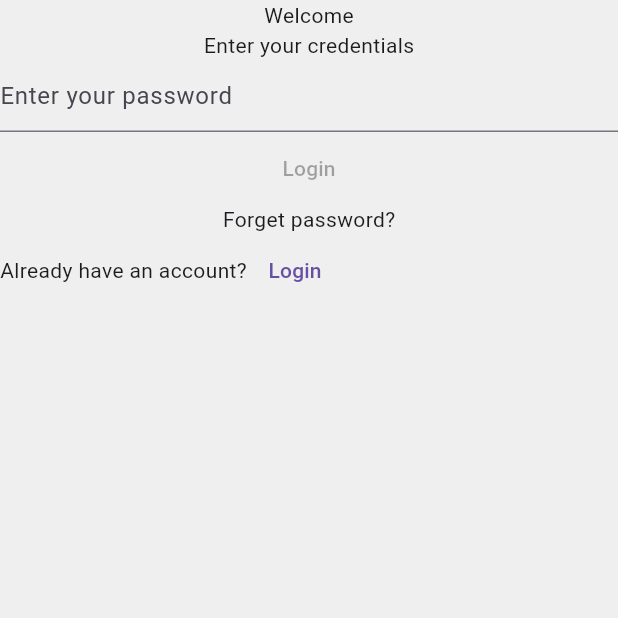
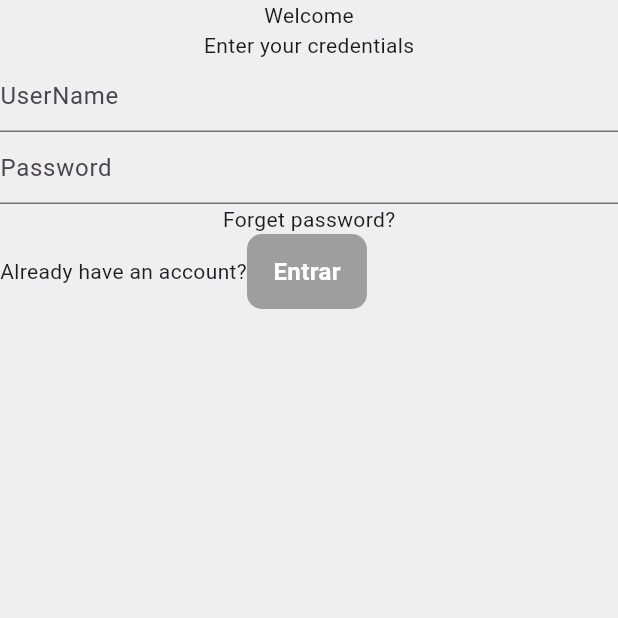
Before and after one commit to Limaivson/project_list_flutter, a Flutter app: the screen it shows after launch, on a phone screen of 412 x 824 dp, the top half of it. Run offline on Flutter 3.47's test engine with Material 3 defaults, Android fonts, the phone set to English and light mode, and no system bars; our stand-ins replace flutter_mobx, flutter_modular, mobx; missing offline and left inert: protobuf, window_manager; generated files the repository leaves out were written again.

Commit message:
FEAT; implements Observer in costumButton - signIn - module Auth

```diff
--- a/lib/src/modules/auth/presenter/pages/sign_in.dart
+++ b/lib/src/modules/auth/presenter/pages/sign_in.dart
@@ -1,7 +1,9 @@
 import 'package:flutter/material.dart';
 import 'package:flutter_modular/flutter_modular.dart';
+import 'package:flutter_mobx/flutter_mobx.dart';
 import 'package:mobx/mobx.dart';
 import 'package:project_list_fliutter/src/modules/auth/presenter/pages/sign_up.dart';
+import 'package:project_list_fliutter/src/modules/auth/presenter/stores/sign_in_store.dart';
 import 'package:window_manager/window_manager.dart';
 
 class SignInPage extends StatefulWidget {
@@ -12,6 +14,26 @@ class SignInPage extends StatefulWidget {
 }
 
 class _SignInPageState extends State<SignInPage> with WindowListener {
+  final formStore = FormStore();
+
+  @override
+  void initState(){
+    autorun((_) {
+
+    });
+
+    reaction((_) => formStore.isValid, (_) {
+
+    }
+    );
+
+    when((_) => formStore.isValid, (){
+
+    });
+
+    super.initState();
+  }
+
   @override
   Widget build(BuildContext context) {
     return Scaffold(
@@ -21,28 +43,35 @@ class _SignInPageState extends State<SignInPage> with WindowListener {
             children: [
               const Text('Welcome'),
               const Text('Enter your credentials'),
-              const Column(
+              Column(
                 children: [
-                  TextField(
-                    decoration: InputDecoration(
-                    hintText: 'Enter your password',
+                  TextFormField(
+                    onChanged: (value) => formStore.setUsername(value),
+                    decoration: const InputDecoration(
+                      hintText: 'UserName',
                     ),
                   ),
-                  TextButton(onPressed: null, child: Text('Login')),
+                  TextFormField(
+                    onChanged: (value) => formStore.setPassword(value),
+                    decoration: const InputDecoration(
+                      hintText: 'Password',
+                    ),
+                  ),
                   ],
                   ),
                   const InkWell(child: Text('Forget password?')),
                   Row(
                     children: [
                       const Text('Already have an account?'),
-                      TextButton(child: const Text('Login'),
-                      onPressed: () {
-                        Navigator.push(
-                          context,
-                          MaterialPageRoute(builder: (context) => const AuthPage()),
-                        );
-                      },
-                    ),
+                      Observer(
+                        builder: (_) => formStore.isValid ? InkWell(
+                          onTap: () {
+                            Navigator.push(context, MaterialPageRoute(builder: (context) => SignInPage()));
+                          },
+                          child: CustomButton(isValid: true),
+                        )
+                        : const CustomButton(isValid: false)
+                      )
                   ],
               )
             ],
@@ -53,3 +82,34 @@ class _SignInPageState extends State<SignInPage> with WindowListener {
   }
 
 }
+
+class CustomButton extends StatelessWidget {
+  const CustomButton({
+    super.key,
+    required this.isValid,
+  });
+
+  final bool isValid;
+
+  @override
+  Widget build(BuildContext context) {
+    return Ink(
+      height: 50,
+      width: 80,
+      decoration: BoxDecoration(
+        color: isValid ? Colors.deepPurple : Colors.grey,
+        borderRadius: BorderRadius.circular(10),
+      ),
+      child: const Center(
+        child: Text(
+          'Entrar',
+          style: TextStyle(
+            color: Colors.white,
+            fontSize: 16.0,
+            fontWeight: FontWeight.bold,
+          ),
+        ),
+      ),
+    );
+  }
+}
--- a/pubspec.yaml
+++ b/pubspec.yaml
@@ -43,6 +43,7 @@ dependencies:
   protobuf: ^3.1.0
   google_fonts: ^6.2.1
   mobx_codegen: ^2.6.1
+  flutter_mobx: ^2.2.1+1
 
 dev_dependencies:
   flutter_test:
```
Also changed, not shown: pubspec.lock.
